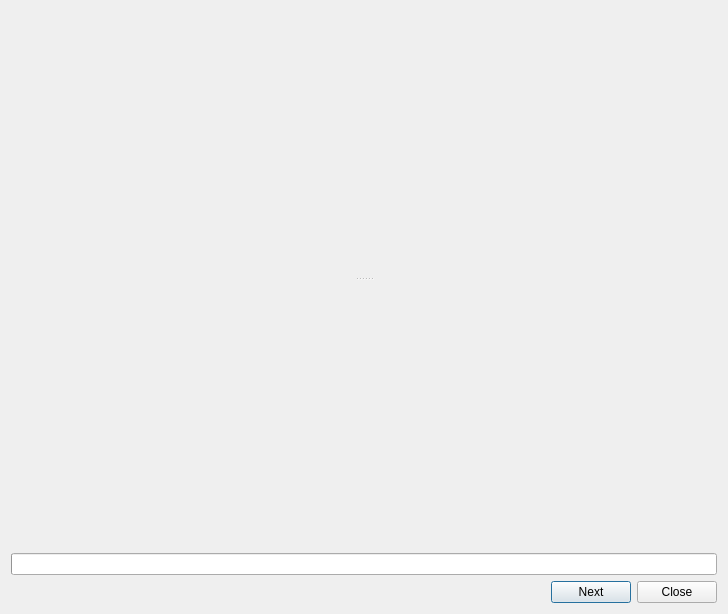
Before: the Qt Designer form resources/ui/tool_interface.ui in cmontesano/xappt_qt, drawn with Qt 5.
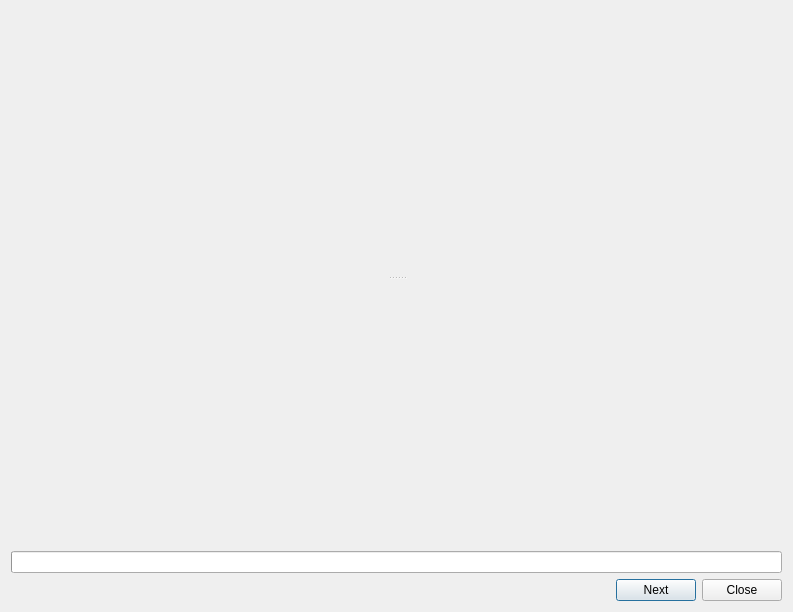
After: the same form once the commit is applied.

Patch:
```diff
--- a/resources/ui/tool_interface.ui
+++ b/resources/ui/tool_interface.ui
@@ -9,25 +9,22 @@
    <rect>
     <x>0</x>
     <y>0</y>
-    <width>728</width>
-    <height>614</height>
+    <width>793</width>
+    <height>612</height>
    </rect>
   </property>
   <property name="windowTitle">
    <string>Dialog</string>
   </property>
-  <property name="sizeGripEnabled">
-   <bool>false</bool>
-  </property>
-  <property name="modal">
-   <bool>true</bool>
-  </property>
   <layout class="QGridLayout" name="gridLayout">
    <item row="0" column="0">
     <widget class="QSplitter" name="splitter">
      <property name="orientation">
       <enum>Qt::Vertical</enum>
      </property>
+     <property name="handleWidth">
+      <number>8</number>
+     </property>
      <widget class="QStackedWidget" name="stackedWidget">
       <property name="currentIndex">
        <number>-1</number>
```
Left out of the diff: 29 changed lines with no effect on the pictures.
